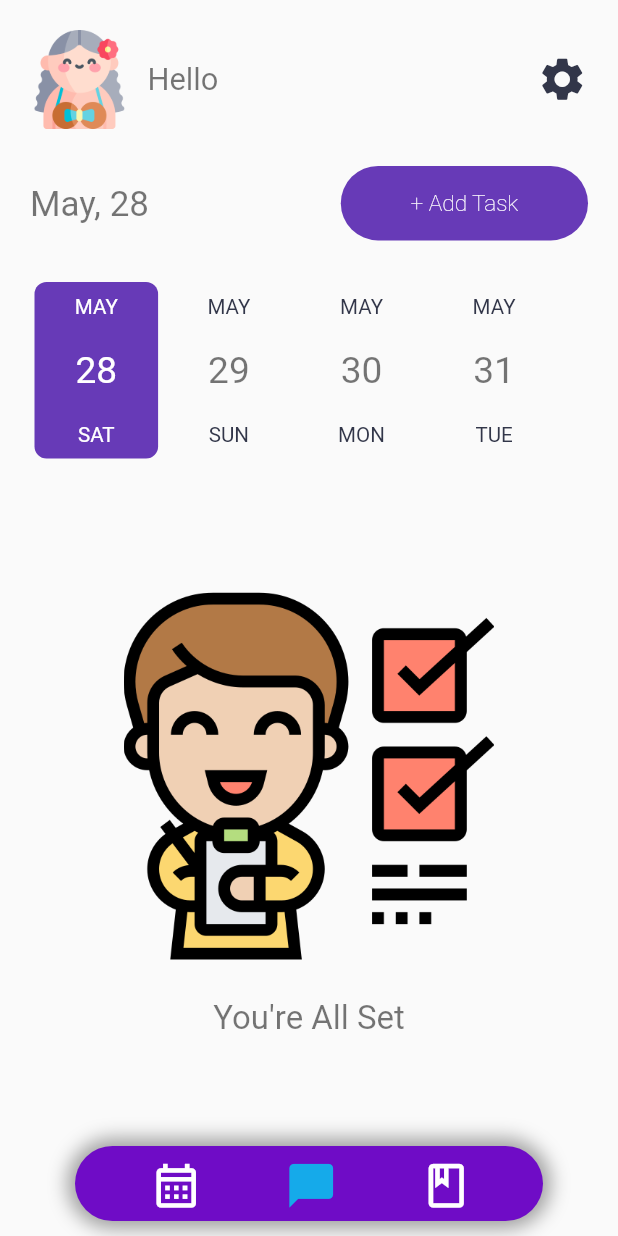
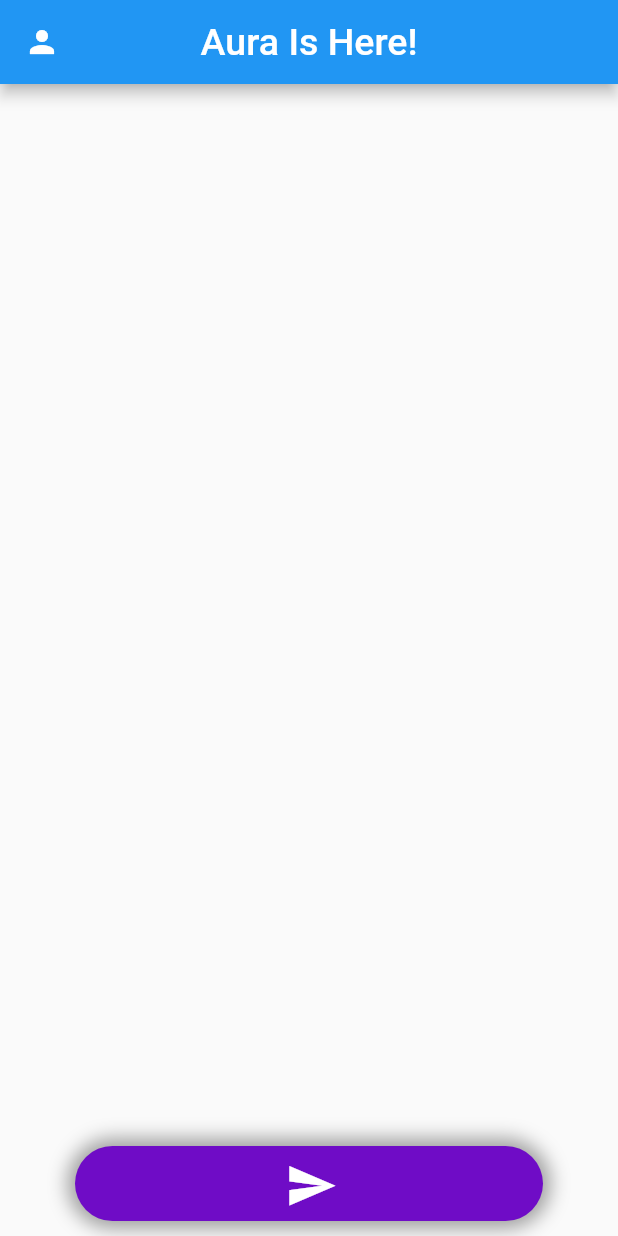
Before and after one commit to NipunSharma2902/ANAVRIN, a Flutter app: the screen it shows once a user with an empty profile is signed in, after a tap on the "chat bubble outline" icon, on a phone screen of 412 x 824 dp. Run offline on Flutter 3.47's test engine with Material 2 defaults, Android fonts, the phone set to English and light mode, and no system bars; drawn by our look-alikes of date_picker_timeline; our stand-ins replace animate_do, another_flushbar, awesome_notifications, bloc, cloud_firestore, connectivity_plus and 8 more; missing offline and left inert: dart:ffi, day_night_time_picker; accounts and stored records are empty.

Commit message:
AURA IS HERE!

```diff
--- /dev/null
+++ b/lib/presentation/screens/aura_screen.dart
@@ -0,0 +1,93 @@
+import 'package:flutter/material.dart';
+import 'package:sizer/sizer.dart';
+import 'package:anavrin/presentation/widgets/mytextfield.dart';
+
+class aura extends StatefulWidget {
+  aura({Key? key}) : super(key: key);
+
+  @override
+  State<aura> createState() => _auraState();
+}
+
+class _auraState extends State<aura> {
+  @override
+  Widget build(BuildContext context) {
+    return Scaffold(
+      appBar: AppBar(
+        leading: const Icon(
+          Icons.person,
+          color: Colors.white,
+        ),
+
+        title: const Text(
+          "Aura Is Here!",
+          style: TextStyle(
+            color: Colors.white,
+            fontSize: 25,
+          ),
+        ),
+        centerTitle: true,
+      ),
+        bottomNavigationBar: buildMyNavBar(context),
+      );
+  }
+
+
+  Container buildMyNavBar(BuildContext context) {
+    return Container(
+      height: 50,
+      margin: const EdgeInsets.only(
+        bottom: 10,
+        left: 50,
+        right: 50,
+        ),
+      decoration: const BoxDecoration(
+        boxShadow: [
+          BoxShadow(
+            color: Colors.grey,
+            blurRadius: 10,
+            spreadRadius: 5,
+          ),
+        ],
+        color: Color.fromARGB(255, 111, 12, 198),
+        borderRadius: BorderRadius.only(
+          topLeft: Radius.circular(30),
+          topRight: Radius.circular(30),
+          bottomLeft: Radius.circular(30),
+          bottomRight: Radius.circular(30),
+        ),
+      ),
+      child: Row(
+        mainAxisAlignment: MainAxisAlignment.spaceEvenly,
+        children: [
+
+
+
+          IconButton(
+            enableFeedback: false,
+
+            onPressed: () {
+              setState(() {
+
+
+
+
+                //WE CAN PUT THE POST COMMANDS HERE
+
+
+
+              });
+            },
+            icon: const Icon(
+                    Icons.send,
+                    color: Colors.white,
+                    size: 35,
+                  ),
+          ),
+        ],
+      ),
+    );
+
+
+  }
+}
--- a/lib/presentation/screens/my_homepage.dart
+++ b/lib/presentation/screens/my_homepage.dart
@@ -1,6 +1,6 @@
 import 'package:anavrin/presentation/screens/journal.dart';
 import 'package:animate_do/animate_do.dart';
-//import 'package:awesome_notifications/awesome_notifications.dart';
+import 'package:awesome_notifications/awesome_notifications.dart';
 import 'package:date_picker_timeline/date_picker_timeline.dart';
 import 'package:firebase_auth/firebase_auth.dart';
 import 'package:flutter/material.dart';
@@ -22,8 +22,7 @@ import 'package:anavrin/shared/constants/consts_variables.dart';
 import 'package:anavrin/shared/constants/strings.dart';
 import 'package:anavrin/shared/services/notification_service.dart';
 import 'package:anavrin/shared/styles/colors.dart';
-
-import 'package:anavrin/page2.dart';
+import 'aura_screen.dart';
 
 class MyHomePage extends StatefulWidget {
   const MyHomePage({Key? key}) : super(key: key);
@@ -36,13 +35,6 @@ class MyHomePage extends StatefulWidget {
 class _MyHomePageState extends State<MyHomePage> {
   static var currentdate = DateTime.now();
 
-  int pageIndex = 0;
-
-  final pages = [
-    //const Page1(),
-    const Page2(),
-    //const Page3(),
-  ];
 
 
   final TextEditingController _usercontroller = TextEditingController(
@@ -492,19 +484,11 @@ class _MyHomePageState extends State<MyHomePage> {
           IconButton(
             enableFeedback: false,
             onPressed: () {
-              setState(() {
-                pageIndex = 0;
-              });
+              setState(() {});
             },
-            icon: pageIndex == 0
-                ? const Icon(
+            icon: const Icon(
                     Icons.calendar_month,
                     color: Color.fromARGB(255, 21, 170, 234),
-                    size: 35,
-                  )
-                : const Icon(
-                    Icons.calendar_month_outlined,
-                    color: Colors.white,
                     size: 35,
                   ),
           ),
@@ -512,16 +496,12 @@ class _MyHomePageState extends State<MyHomePage> {
             enableFeedback: false,
             onPressed: () {
               setState(() {
-                pageIndex = 1;
+                Navigator.push(context,
+                    MaterialPageRoute(builder: (context) => aura()),
+                    );
               });
             },
-            icon: pageIndex == 1
-                ? const Icon(
-                    Icons.chat_bubble_rounded,
-                    color: Color.fromARGB(255, 21, 170, 234),
-                    size: 35,
-                  )
-                : const Icon(
+            icon: const Icon(
                     Icons.chat_bubble_outline_rounded,
                     color: Colors.white,
                     size: 35,
@@ -533,18 +513,11 @@ class _MyHomePageState extends State<MyHomePage> {
             onPressed: () {
               setState(() {
                 Navigator.push(context,
-                    new MaterialPageRoute(builder: (context) => new journal()),
+                    MaterialPageRoute(builder: (context) => journal()),
                     );
-                pageIndex = 2;
               });
             },
-            icon: pageIndex == 2
-                ? const Icon(
-                    Icons.book,
-                    color: Color.fromARGB(255, 21, 170, 234),
-                    size: 35,
-                  )
-                : const Icon(
+            icon: const Icon(
                     Icons.book_outlined,
                     color: Colors.white,
                     size: 35,
```
Also changed, not shown: lib/presentation/screens/journal.dart (+14 -71 lines).
